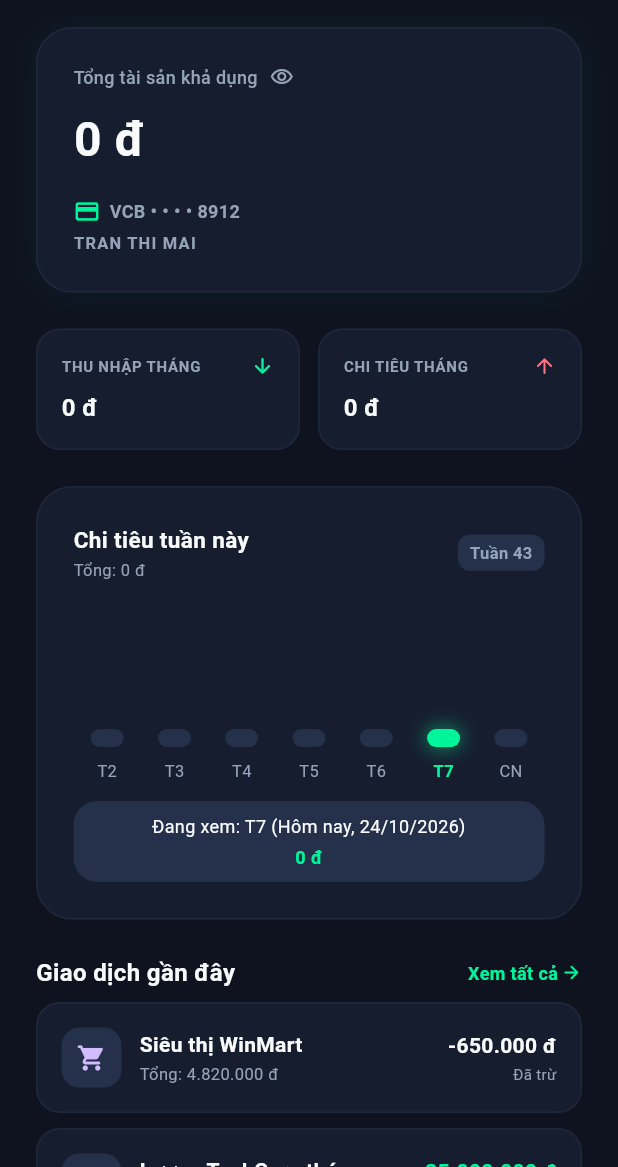
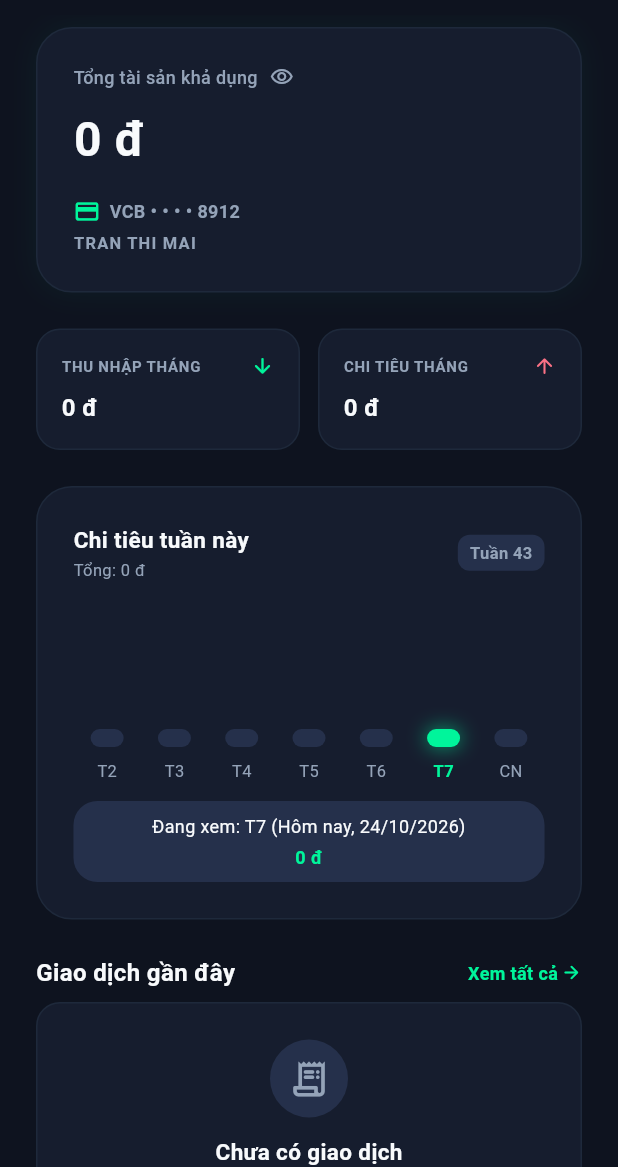
Before and after one commit to NguyenThanhLongDeveloper/CapyMoney, a Flutter app: the TabTongQuan screen opened directly, on a phone screen of 412 x 824 dp, the part 69-1236 px from its top. Run offline on Flutter 3.47's test engine with Material 3 defaults, Android fonts, the phone set to English and light mode, and no system bars; our stand-ins replace image_picker, local_auth, shared_preferences, supabase_flutter; accounts and stored records are empty; Roboto replaces fonts that are missing (PlusJakartaSans).

Commit message:
feat(dashboard): Hiển thị Tên danh mục chữ lớn và Ghi chú chữ nhỏ trên thẻ Giao dịch gần đây
- Đổi dòng 1 chữ lớn hiển thị Tên danh mục thu/chi
- Đổi dòng 2 chữ nhỏ bên dưới hiển thị Ghi chú diễn giải giao dịch

```diff
--- a/lib/man_hinh/tong_quan/tab_tong_quan.dart
+++ b/lib/man_hinh/tong_quan/tab_tong_quan.dart
@@ -7,6 +7,7 @@ import '../../giao_dien/chuan_thiet_ke/hinh_anh.dart';
 import '../../giao_dien/chuan_thiet_ke/dap_ung.dart';
 import '../../mo_hinh/giao_dich_model.dart';
 import '../../mo_hinh/tai_khoan_ngan_hang_model.dart';
+import '../../mo_hinh/danh_muc_model.dart';
 import '../../dich_vu/dich_vu_supabase.dart';
 
 /// Tab 1: Màn Hình Tổng Quan Tài Chính (Dashboard Screen)
@@ -52,6 +53,9 @@ class _TabTongQuanState extends State<TabTongQuan> {
   /// Danh sách giao dịch gần đây
   List<GiaoDichModel> _danhSachGiaoDich = [];
 
+  /// Danh sách danh mục thu chi từ CSDL
+  List<DanhMucModel> _danhSachDanhMuc = [];
+
   @override
   void initState() {
     super.initState();
@@ -66,11 +70,13 @@ class _TabTongQuanState extends State<TabTongQuan> {
     try {
       final viList = await DichVuSupabase.layDanhSachTaiKhoan();
       final giaoDichList = await DichVuSupabase.layDanhSachGiaoDich();
+      final danhMucList = await DichVuSupabase.layDanhSachDanhMuc();
 
       if (mounted) {
         setState(() {
           _danhSachVi = viList;
           _danhSachGiaoDich = giaoDichList;
+          _danhSachDanhMuc = danhMucList;
 
           // Lấy số dư tài khoản ngân hàng mặc định (la_nhan_chinh == true)
           if (viList.isNotEmpty) {
@@ -124,6 +130,14 @@ class _TabTongQuanState extends State<TabTongQuan> {
           _chiTieuCacNgay = chiTieuTuanList;
           _chiTieuTuanNay = chiTieuTuanList.fold(0.0, (sum, val) => sum + val);
 
+          // 4. Lọc danh sách giao dịch gần đây chỉ thuộc THÁNG HIỆN TẠI (Tất cả tài khoản)
+          final List<GiaoDichModel> giaoDichThangNay = giaoDichList.where((gd) {
+            return gd.ngayGiaoDich.month == now.month &&
+                gd.ngayGiaoDich.year == now.year;
+          }).toList();
+
+          _danhSachGiaoDich = giaoDichThangNay;
+
           _dangTai = false;
         });
       }
@@ -140,6 +154,17 @@ class _TabTongQuanState extends State<TabTongQuan> {
     final RegExp reg = RegExp(r'(\d{1,3})(?=(\d{3})+(?!\d))');
     final String formatted = numStr.replaceAllMapped(reg, (Match m) => '${m[1]}.');
     return '$formatted đ';
+  }
+
+  /// Lấy tên danh mục từ ID hoặc tên mặc định
+  String _layTenDanhMuc(String? danhMucId, bool isThu) {
+    if (danhMucId != null && danhMucId.isNotEmpty) {
+      final dmList = _danhSachDanhMuc.where((d) => d.id == danhMucId).toList();
+      if (dmList.isNotEmpty) {
+        return dmList.first.tenDanhMuc;
+      }
+    }
+    return isThu ? 'Khoản thu nhập' : 'Khoản chi tiêu';
   }
 
   /// Lấy ngày Thứ 2 của tuần hiện tại
@@ -634,7 +659,7 @@ class _TabTongQuanState extends State<TabTongQuan> {
                   if (_dangTai)
                     const Center(child: Padding(padding: EdgeInsets.all(20), child: CircularProgressIndicator(color: MauSac.chuDao)))
                   else if (_danhSachGiaoDich.isEmpty)
-                    _taoThongTinGiaoDichDefault()
+                    _taoEmptyStateChuaCoGiaoDich()
                   else
                     Column(
                       children: _danhSachGiaoDich.take(5).map((gd) {
@@ -667,9 +692,7 @@ class _TabTongQuanState extends State<TabTongQuan> {
                                   crossAxisAlignment: CrossAxisAlignment.start,
                                   children: [
                                     Text(
-                                      gd.ghiChu != null && gd.ghiChu!.isNotEmpty
-                                          ? gd.ghiChu!
-                                          : (isThu ? 'Khoản thu nhập' : 'Khoản chi tiêu'),
+                                      _layTenDanhMuc(gd.danhMucId, isThu),
                                       maxLines: 1,
                                       overflow: TextOverflow.ellipsis,
                                       style: const TextStyle(
@@ -680,7 +703,11 @@ class _TabTongQuanState extends State<TabTongQuan> {
                                     ),
                                     const SizedBox(height: 2),
                                     Text(
-                                      'Tổng: ${_dinhDangTien(gd.soTien)}',
+                                      gd.ghiChu != null && gd.ghiChu!.trim().isNotEmpty
+                                          ? gd.ghiChu!
+                                          : (isThu ? 'Ghi nhận thu nhập' : 'Ghi nhận chi tiêu'),
+                                      maxLines: 1,
+                                      overflow: TextOverflow.ellipsis,
                                       style: const TextStyle(color: MauSac.chuPhu, fontSize: 11),
                                     ),
                                   ],
@@ -721,84 +748,47 @@ class _TabTongQuanState extends State<TabTongQuan> {
     );
   }
 
-  /// Danh sách giao dịch mẫu hiển thị khi CSDL trống
-  Widget _taoThongTinGiaoDichDefault() {
-    final listMock = [
-      {'icon': Icons.shopping_cart_rounded, 'title': 'Siêu thị WinMart', 'sub': 'Tổng: 4.820.000 đ', 'amount': '-650.000 đ', 'status': 'Đã trừ', 'isThu': false},
-      {'icon': Icons.account_balance_rounded, 'title': 'Lương TechCorp tháng', 'sub': 'Tổng: 4.820.000 đ', 'amount': '+35.000.000 đ', 'status': 'Đã nhận', 'isThu': true},
-      {'icon': Icons.local_cafe_rounded, 'title': 'The Coffee House', 'sub': 'Tổng: 4.820.000 đ', 'amount': '-85.000 đ', 'status': 'Đã trừ', 'isThu': false},
-      {'icon': Icons.directions_car_rounded, 'title': 'Grab Car di chuyển', 'sub': 'Tổng: 4.820.000 đ', 'amount': '-120.000 đ', 'status': 'Đã trừ', 'isThu': false},
-    ];
-
-    return Column(
-      children: listMock.map((item) {
-        final bool isThu = item['isThu'] as bool;
+  /// Khung hiển thị khi không có giao dịch nào trong tháng hiện tại
+  Widget _taoEmptyStateChuaCoGiaoDich() {
     return Container(
-          margin: const EdgeInsets.only(bottom: 10),
-          padding: KhoangCach.lToanBoChuan,
+      width: double.infinity,
+      padding: const EdgeInsets.symmetric(vertical: 24, horizontal: 16),
       decoration: BoxDecoration(
         color: MauSac.nenThe,
         borderRadius: BoGoc.borderVua,
         border: Border.all(color: MauSac.duongVienNhat),
       ),
-          child: Row(
+      child: Column(
         children: [
           Container(
-                padding: const EdgeInsets.all(10),
-                decoration: BoxDecoration(
+            padding: const EdgeInsets.all(12),
+            decoration: const BoxDecoration(
               color: MauSac.nenNoi,
-                  borderRadius: BorderRadius.circular(12),
+              shape: BoxShape.circle,
             ),
-                child: Icon(
-                  item['icon'] as IconData,
-                  color: isThu ? MauSac.thuNhap : MauSac.phu,
-                  size: 20,
+            child: const Icon(
+              Icons.receipt_long_rounded,
+              color: MauSac.chuPhu,
+              size: 28,
             ),
           ),
-              const SizedBox(width: 12),
-              Expanded(
-                child: Column(
-                  crossAxisAlignment: CrossAxisAlignment.start,
-                  children: [
-                    Text(
-                      item['title'] as String,
-                      style: const TextStyle(
+          const SizedBox(height: 12),
+          const Text(
+            'Chưa có giao dịch',
+            style: TextStyle(
               color: MauSac.chuChinh,
-                        fontSize: 14,
+              fontSize: 15,
               fontWeight: FontWeight.bold,
             ),
           ),
-                    const SizedBox(height: 2),
-                    Text(
-                      item['sub'] as String,
-                      style: const TextStyle(color: MauSac.chuPhu, fontSize: 11),
-                    ),
-                  ],
-                ),
-              ),
-              const SizedBox(width: 8),
-              Column(
-                crossAxisAlignment: CrossAxisAlignment.end,
-                children: [
-                  Text(
-                    item['amount'] as String,
-                    style: TextStyle(
-                      color: isThu ? MauSac.thuNhap : MauSac.chuChinh,
-                      fontSize: 14,
-                      fontWeight: FontWeight.bold,
-                    ),
-                  ),
-                  const SizedBox(height: 2),
-                  Text(
-                    item['status'] as String,
-                    style: const TextStyle(color: MauSac.chuPhu, fontSize: 10),
-                  ),
-                ],
+          const SizedBox(height: 4),
+          const Text(
+            'Chưa có khoản thu chi nào trong tháng này.\nHãy nhấn nút (+) bên dưới để thêm ghi chép mới!',
+            textAlign: TextAlign.center,
+            style: TextStyle(color: MauSac.chuPhu, fontSize: 12, height: 1.4),
           ),
         ],
       ),
     );
-      }).toList(),
-    );
   }
 }
```
Lines whose indentation alone changed are shown as unchanged.
